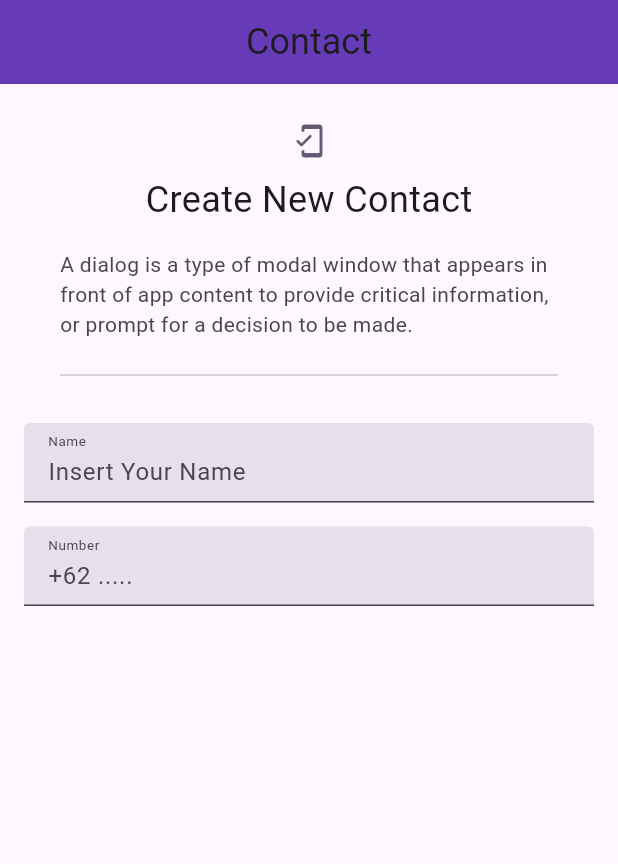
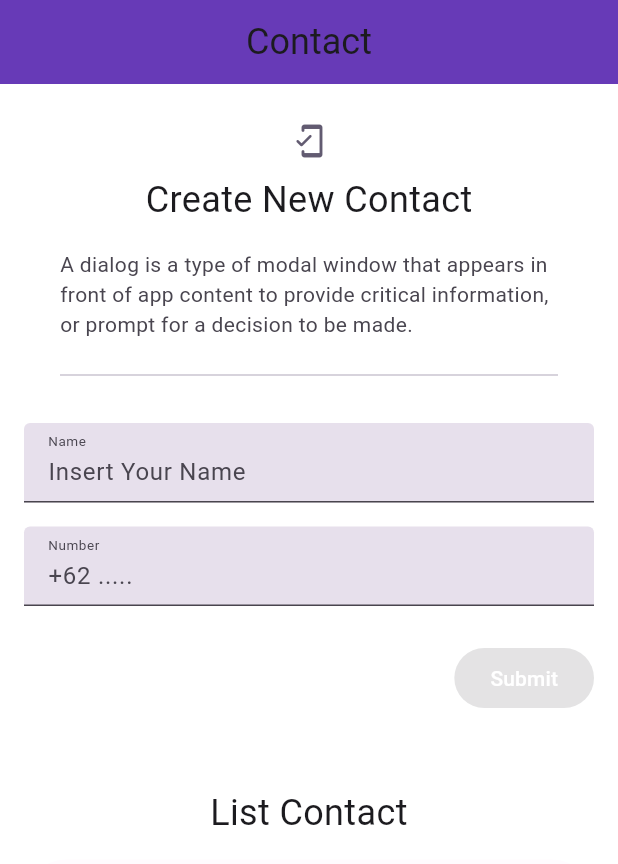
Before and after one commit to Adriyo96/flutter_Aditya-Tri-Prasetyo, a Flutter app: the screen it shows after launch, on a phone screen of 412 x 824 dp. Shown: the top 864 px of the screen. Run offline on Flutter 3.47's test engine with Material 2 defaults, Android fonts, the light colour scheme and no system bars; our stand-ins replace google_fonts.

Commit message:
Minggu-5 Task Form

```diff
--- /dev/null
+++ b/Minggu-5/praktikum/task_form/lib/button_widget.dart
@@ -0,0 +1,27 @@
+import 'package:flutter/material.dart';
+import 'package:task_form/theme_color.dart';
+import 'package:task_form/theme_text_style.dart';
+
+class ButtonWidget extends StatelessWidget {
+  final String title;
+  final Function()? onPressed;
+  const ButtonWidget({
+    super.key,
+    required this.title,
+    required this.onPressed,
+  });
+
+  @override
+  Widget build(BuildContext context) {
+    return ElevatedButton(
+      style: ElevatedButton.styleFrom(
+        backgroundColor: ThemeColor().buttonColor
+      ),
+      onPressed: onPressed,
+      child: Text(
+        title,
+        style: ThemeTextStyle().m3LabelLarge,
+      )
+    );
+  }
+}
--- /dev/null
+++ b/Minggu-5/praktikum/task_form/lib/contact_model.dart
@@ -0,0 +1,9 @@
+class ContactModel {
+  final String name;
+  final String phone;
+
+  ContactModel({
+    required this.name,
+    required this.phone,
+  });
+}
--- a/Minggu-5/praktikum/task_form/lib/contact_page.dart
+++ b/Minggu-5/praktikum/task_form/lib/contact_page.dart
@@ -1,4 +1,6 @@
 import 'package:flutter/material.dart';
+import 'package:task_form/button_widget.dart';
+import 'package:task_form/contact_model.dart';
 import 'package:task_form/header_contact_page.dart';
 import 'package:task_form/text_field_widget.dart';
 import 'package:task_form/theme_color.dart';
@@ -13,12 +15,89 @@ class ContactPage extends StatefulWidget {
 
 class _ContactPageState extends State<ContactPage> {
   String _nameValue = "";
-  String _numberValue = "";
+  String _phoneValue = "";
 
+  String? messageErrorNameValue;
+  String? messageErrorPhoneValue;
+
+  TextEditingController _nameController = TextEditingController();
+  TextEditingController _phoneController = TextEditingController();
+
+  List<ContactModel> contactModel = [];
+
+  void userNameValidation(String value) {
+    if (_nameValue.isNotEmpty) {
+      messageErrorNameValue = "Nama tidak boleh kosong!";
+    } else if (_nameValue.length <= 2) {
+      messageErrorNameValue = "Nama harus lebih dari 2 kata!";
+    } else {
+      messageErrorNameValue = null;
+    }
+    setState(() {});
+  }
+
+  void userPhoneValidation(String value) {
+    if (_phoneValue.isNotEmpty) {
+      messageErrorPhoneValue = "Nomor tidak boleh kosong!";
+    } else if (_phoneValue.length <= 8) {
+      messageErrorPhoneValue = "Nomor harus lebih dari 8 angka!";
+    } else if (_phoneValue.length > 15) {
+      messageErrorPhoneValue = "Nomor tidak boleh lebih dari 15 angka!";
+    } else {
+      messageErrorPhoneValue = null;
+    }
+    setState(() {});
+  }
+
+  void addContact() {
+      contactModel.add(ContactModel(
+        name: _nameValue,
+        phone: _phoneValue,
+      ));
+      resetField();
+      setState(() {});
+    }
+
+    void removeContact(int index){
+      contactModel.removeAt(index);
+      setState(() {});
+    }
+
+    TextEditingController nameController = TextEditingController();
+    TextEditingController phoneController = TextEditingController();
+
+    int selectIndexContact = -1;
+
+    void updateContact(int index){
+      if (_nameValue.isNotEmpty && _phoneValue.isNotEmpty){
+        contactModel[index] = ContactModel(
+          name: _nameValue,
+          phone: _phoneValue,
+        );
+        resetField();
+        index = -1;
+        setState(() {});
+      }
+    }
+
+    void resetField(){
+      _nameController.clear();
+      _phoneController.clear();
+      _nameValue = "";
+      _phoneValue = "";
+    }
+
+    @override
+  void dispose() {
+    _nameController.dispose();
+    _phoneController.dispose();
+    super.dispose();
+  }
 
   @override
   Widget build(BuildContext context) {
     return Scaffold(
+      backgroundColor: Colors.white,
       appBar: AppBar(
         backgroundColor: Colors.deepPurple,
         title: Text(
@@ -33,19 +112,101 @@ class _ContactPageState extends State<ContactPage> {
           TextFieldWidget(
             label: 'Name',
             hintText: 'Insert Your Name',
+            controller: _nameController,
+            errorText: messageErrorNameValue,
             onChanged: (val) {
               _nameValue = val;
-              print(_nameValue);
+              userNameValidation(_nameValue);
+              setState(() {});
             },
           ),
           TextFieldWidget(
             label: 'Number',
             hintText: '+62 .....',
+            controller: _phoneController,
+            errorText: messageErrorPhoneValue,
+            textInputType: TextInputType.phone,
             onChanged: (val) {
-              _numberValue = val;
-              print(_numberValue);
+              _phoneValue = val;
+              userPhoneValidation(_phoneValue);
+              setState(() {});
             },
           ),
+          Padding(
+            padding: const EdgeInsets.only(top: 16, right: 16),
+            child: Row(
+              mainAxisAlignment: MainAxisAlignment.end,
+              children: [
+                ButtonWidget(
+                  title: 'Submit',
+                  onPressed: _nameValue.isNotEmpty && _phoneValue.isNotEmpty ? () {
+                    if (selectIndexContact == -1) {
+                      addContact();
+                    } else {
+                      updateContact(selectIndexContact);
+                    }
+                  }
+                  : null,
+                ),
+              ],
+            ),
+          ),
+          const SizedBox(height: 49,),
+          Text(
+            'List Contact',
+            style: ThemeTextStyle().m3HeadlineSmall,
+            textAlign: TextAlign.center,
+          ),
+          const SizedBox(height: 14,),
+          Container(
+            width: double.infinity,
+            height: 300,
+            margin: const EdgeInsets.symmetric(horizontal: 16),
+            decoration: BoxDecoration(
+              color: ThemeColor().listColor,
+              borderRadius: BorderRadius.circular(28),
+            ),
+            child: ListView.builder(
+              shrinkWrap: true,
+              itemCount: contactModel.length,
+              itemBuilder: (context, index) {
+                var data = contactModel[index];
+                return ListTile(
+                  leading: const CircleAvatar(
+                    child: Text(
+                      'A'
+                    ),
+                  ),
+                  title: Text(data.name),
+                  subtitle: Text(data.phone),
+                  trailing: Row(
+                    mainAxisSize: MainAxisSize.min,
+                    children: [
+                      IconButton(
+                        onPressed: () {
+                          _nameController.text = data.name;
+                          _phoneController.text = data.phone;
+                          selectIndexContact = index;
+                          setState(() {});
+                        },
+                        icon: const Icon(
+                          Icons.edit,
+                        ),
+                      ),
+                      IconButton(
+                        onPressed: () {
+                          removeContact(index);
+                        },
+                        icon: const Icon(
+                          Icons.delete,
+                        ),
+                      ),
+                    ],
+                  ),
+                );
+              }
+            )
+          )
         ],
       ),
     );
--- a/Minggu-5/praktikum/task_form/lib/text_field_widget.dart
+++ b/Minggu-5/praktikum/task_form/lib/text_field_widget.dart
@@ -6,11 +6,17 @@ class TextFieldWidget extends StatelessWidget {
   final String label;
   final String hintText;
   final Function(String)? onChanged;
+  final TextEditingController? controller;
+  final TextInputType? textInputType;
+  final String? errorText;
   const TextFieldWidget({
     super.key,
     required this.label,
     required this.hintText,
     required this.onChanged,
+    this.controller,
+    this.textInputType,
+    this.errorText,
   });
 
   @override
@@ -22,9 +28,12 @@ class TextFieldWidget extends StatelessWidget {
         left: 16,
         right: 16,
       ),
-      child: TextField(
+      child: TextFormField(
+        controller: controller,
+        keyboardType: textInputType,
         decoration: InputDecoration(
           filled: true,
+          errorText: errorText,
           fillColor: ThemeColor().textFieldColor,
           labelStyle: ThemeTextStyle().m3BodySmall,
           hintStyle: ThemeTextStyle().m3BodyLarge,
--- a/Minggu-5/praktikum/task_form/lib/theme_color.dart
+++ b/Minggu-5/praktikum/task_form/lib/theme_color.dart
@@ -10,4 +10,5 @@ class ThemeColor {
   Color phoneIconColor = const Color(0xFF625B71);
   Color borderColor = const Color(0xFFCAC4D0);
   Color textFieldColor = const Color(0xFFE7E0EC);
+  Color labelTextColor = const Color(0xFFFFFFFF);
 }
--- a/Minggu-5/praktikum/task_form/lib/theme_text_style.dart
+++ b/Minggu-5/praktikum/task_form/lib/theme_text_style.dart
@@ -32,4 +32,10 @@ class ThemeTextStyle {
     fontWeight: FontWeight.w400,
     color: ThemeColor().supportingText,
   );
+
+  TextStyle m3LabelLarge = GoogleFonts.roboto(
+    fontSize: 14,
+    fontWeight: FontWeight.w500,
+    color: ThemeColor().labelTextColor,
+  );
 }
```
Also changed, not shown: 1 other file.
